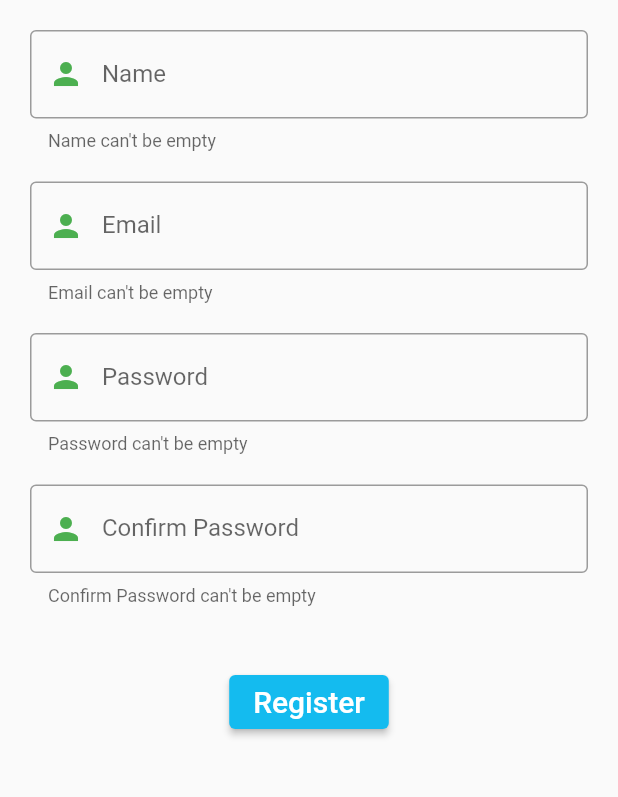
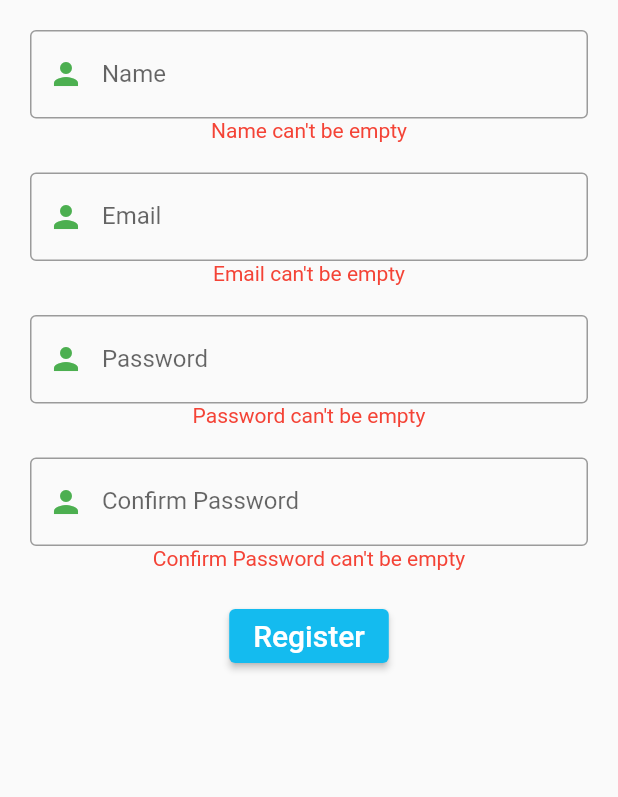
Before and after one commit to 986MukeshYadav/Flutter_DocuCare, a Flutter app: the screen it shows after launch, after a tap on "Register", on a phone screen of 412 x 824 dp, the part 354-1151 px from its top. Run offline on Flutter 3.47's test engine with Material 2 defaults, Android fonts, the phone set to English and light mode, and no system bars; our stand-ins replace cloud_firestore, firebase_auth, firebase_core, flutter_rating_bar, google_sign_in, image_picker and 2 more; missing offline and left inert: firebase_ui_oauth_google; accounts and stored records are empty.

Commit message:
validate in signup_page

```diff
--- a/lib/signup_page.dart
+++ b/lib/signup_page.dart
@@ -1,23 +1,18 @@
-
 import 'dart:io';
-
 import 'package:flutter/material.dart';
 import 'package:image_picker/image_picker.dart';
 import 'dart:developer';
-
 import 'package:firebase_auth/firebase_auth.dart';
 
 
-
 class Page5 extends StatefulWidget {
-  const Page5({super.key}) ;
+  const Page5({super.key});
 
   @override
   State<Page5> createState() => _Page5State();
 }
 
 class _Page5State extends State<Page5> {
-
   PickedFile? imageFile;
   final ImagePicker _picker = ImagePicker();
 
@@ -26,37 +21,42 @@ final ImagePicker _picker = ImagePicker();
   TextEditingController pwdController = TextEditingController();
   TextEditingController cpwdController = TextEditingController();
 
+  String? nameError;
+  String? emailError;
+  String? pwdError;
+  String? cpwdError;
 
   void createFunction() async {
-    String Name = nameController.text.trim();
-    String Email = emailController.text.trim();
-    String Password = pwdController.text.trim();
-    String ConformPassword = cpwdController.text.trim();
+    String name = nameController.text.trim();
+    String email = emailController.text.trim();
+    String password = pwdController.text.trim();
+    String confirmPassword = cpwdController.text.trim();
 
+    setState(() {
+      nameError = name.isEmpty ? "Name can't be empty" : null;
+      emailError = email.isEmpty ? "Email can't be empty" : null;
+      pwdError = password.isEmpty ? "Password can't be empty" : null;
+      cpwdError = confirmPassword.isEmpty ? "Confirm Password can't be empty" : null;
+    });
 
-    if (Name==""|| Email == "" || Password == "" || ConformPassword=="") {
+    if (nameError != null || emailError != null || pwdError != null || cpwdError != null) {
       log("Please fill all the details");
-    }
-    else if(Password != ConformPassword){
-      log("Password donot match");
-    }
-    else {
-      try{
-
-      UserCredential userCredential =
-      await FirebaseAuth.instance.createUserWithEmailAndPassword(
-      email: Email, password: Password);
-      if(userCredential.user !=null){
+    } else if (password != confirmPassword) {
+      log("Passwords do not match");
+    } else {
+      try {
+        UserCredential userCredential = await FirebaseAuth.instance.createUserWithEmailAndPassword(
+          email: email,
+          password: password,
+        );
+        if (userCredential.user != null) {
           Navigator.pop(context);
         }
-      }on FirebaseAuthException catch(ex){
-
+      } on FirebaseAuthException catch (ex) {
         log(ex.code.toString());
       }
-
     }
   }
-
 
   @override
   Widget build(BuildContext context) {
@@ -70,35 +70,169 @@ final ImagePicker _picker = ImagePicker();
               backgroundColor: Color(0xFF14BBEF),
               leading: IconButton(
                 icon: Icon(Icons.arrow_back),
-          onPressed: () {
-           },
+                onPressed: () {},
               ),
             ),
             Padding(
               padding: const EdgeInsets.symmetric(horizontal: 20, vertical: 20),
               child: Column(
                 children: <Widget>[
-                  imageProfile(context),
+                  Center(
+                    child: Stack(
+                      children: <Widget>[
+                        CircleAvatar(
+                          radius: 80.0,
+                          backgroundImage: imageFile == null ? AssetImage("assets/logo.png") : FileImage(File(imageFile!.path)) as ImageProvider,
+                        ),
+                        Positioned(
+                          bottom: 20.0,
+                          right: 20.0,
+                          child: InkWell(
+                            onTap: () {
+                              void _showSearch() {
+                                showModalBottomSheet(
+                                  context: context,
+                                  builder: ((Builder) => bottomSheet()),
+                                );
+                              }
+
+                              _showSearch();
+                            },
+                            child: Icon(
+                              Icons.camera_alt,
+                              color: Colors.teal,
+                              size: 28.0,
+                            ),
+                          ),
+                        ),
+                      ],
+                    ),
+                  ),
                   SizedBox(
                     height: 20,
                   ),
-                  nameTextField(),
+                  TextFormField(
+                    controller: nameController,
+                    decoration: InputDecoration(
+                      border: OutlineInputBorder(
+                        borderSide: BorderSide(
+                          color: Colors.teal,
+                        ),
+                      ),
+                      focusedBorder: OutlineInputBorder(
+                        borderSide: BorderSide(
+                          color: Colors.orange,
+                          width: 2,
+                        ),
+                      ),
+                      prefixIcon: Icon(
+                        Icons.person,
+                        color: Colors.green,
+                      ),
+                      labelText: "Name",
+
+                      hintText: "Name",
+                    ),
+                  ),
+                  if (nameError != null)
+                    Text(
+                      nameError!,
+                      style: TextStyle(color: Colors.red),
+                    ),
                   SizedBox(
                     height: 20,
                   ),
-                  emailTextField(),
+                  TextFormField(
+                    controller: emailController,
+                    decoration: InputDecoration(
+                      border: OutlineInputBorder(
+                        borderSide: BorderSide(
+                          color: Colors.teal,
+                        ),
+                      ),
+                      focusedBorder: OutlineInputBorder(
+                        borderSide: BorderSide(
+                          color: Colors.orange,
+                          width: 2,
+                        ),
+                      ),
+                      prefixIcon: Icon(
+                        Icons.person,
+                        color: Colors.green,
+                      ),
+                      labelText: "Email",
+
+                      hintText: "Email",
+                    ),
+                  ),
+                  if (emailError != null)
+                    Text(
+                      emailError!,
+                      style: TextStyle(color: Colors.red),
+                    ),
                   SizedBox(
                     height: 20,
                   ),
-                  passwordTextField(),
+                  TextFormField(
+                    controller: pwdController,
+                    obscureText: true,
+                    decoration: InputDecoration(
+                      border: OutlineInputBorder(
+                        borderSide: BorderSide(
+                          color: Colors.teal,
+                        ),
+                      ),
+                      focusedBorder: OutlineInputBorder(
+                        borderSide: BorderSide(
+                          color: Colors.orange,
+                          width: 2,
+                        ),
+                      ),
+                      prefixIcon: Icon(
+                        Icons.person,
+                        color: Colors.green,
+                      ),
+                      labelText: "Password",
+
+                      hintText: "Password",
+                    ),
+                  ),
+                  if (pwdError != null)
+                    Text(
+                      pwdError!,
+                      style: TextStyle(color: Colors.red),
+                    ),
                   SizedBox(
                     height: 20,
                   ),
-                  confirmpasswordTextField(),
-                  SizedBox(
-                    height: 20,
+                  TextFormField(
+                    controller: cpwdController,
+                    obscureText: true,
+                    decoration: InputDecoration(
+                      border: OutlineInputBorder(
+                        borderSide: BorderSide(
+                          color: Colors.teal,
                         ),
-
+                      ),
+                      focusedBorder: OutlineInputBorder(
+                        borderSide: BorderSide(
+                          color: Colors.orange,
+                          width: 2,
+                        ),
+                      ),
+                      prefixIcon: Icon(
+                        Icons.person,
+                        color: Colors.green,
+                      ),
+                      labelText: "Confirm Password",
+                      hintText: "Confirm Password",
+                    ),
+                  ),
+                  if (cpwdError != null)
+                    Text(
+                      cpwdError!,
+                      style: TextStyle(color: Colors.red),
+                    ),
                   SizedBox(
                     height: 20,
                   ),
@@ -108,9 +242,11 @@ final ImagePicker _picker = ImagePicker();
                     },
                     style: ElevatedButton.styleFrom(
                       primary: Color(0xFF14BBEF),
-
                     ),
-                    child: Text('Register',style: TextStyle(  color:  Colors.white, fontSize: 20.0,)),
+                    child: Text(
+                      'Register',
+                      style: TextStyle(color: Colors.white, fontSize: 20.0),
+                    ),
                   ),
                 ],
               ),
@@ -121,51 +257,15 @@ final ImagePicker _picker = ImagePicker();
     );
   }
 
-  Widget imageProfile(BuildContext context){
-        return Center(
-          child: Stack(
-            children: <Widget> [
-              CircleAvatar(
-                radius: 80.0,
-                backgroundImage: imageFile == null ? AssetImage("assets/logo.png"):FileImage(File(imageFile!.path)) as ImageProvider,
-              ),
-              Positioned(
-                bottom:20.0,
-                right: 20.0,
-                child:InkWell(
-                  onTap:(){
-                      void _showSearch() {
-                  showModalBottomSheet(
-                    context: context,
-                    builder: ((Builder) => bottomSheet()),
-                  );
-                }
-
-                _showSearch();
-                  },
-
-                  child:Icon(
-                  Icons.camera_alt,
-                  color:Colors.teal,
-                  size: 28.0,
-                  ),
-                ),
-              ),
-            ],
-          ),
-        );
-  }
-
-  Widget bottomSheet(){
+  Widget bottomSheet() {
     return Container(
       height: 100.0,
-      //width: MediaQuery.of(context).size.width,
-      margin:EdgeInsets.symmetric(
-        horizontal:20,
+      margin: EdgeInsets.symmetric(
+        horizontal: 20,
         vertical: 20,
       ),
       child: Column(
-      children:<Widget>[
+        children: <Widget>[
           Text(
             "Choose Profile photo",
             style: TextStyle(
@@ -175,30 +275,27 @@ final ImagePicker _picker = ImagePicker();
           SizedBox(
             height: 20,
           ),
-
           Row(
             mainAxisAlignment: MainAxisAlignment.center,
-          children:<Widget> [
+            children: <Widget>[
               TextButton.icon(
-            icon:Icon(Icons.camera),
-            onPressed:(){
+                icon: Icon(Icons.camera),
+                onPressed: () {
                   takePhoto(ImageSource.camera);
                 },
-            label:Text("Camera"),
+                label: Text("Camera"),
               ),
               TextButton.icon(
-            icon:Icon(Icons.camera),
-            onPressed:(){
+                icon: Icon(Icons.camera),
+                onPressed: () {
                   takePhoto(ImageSource.gallery);
                 },
-            label:Text("Gallery"),
+                label: Text("Gallery"),
               ),
-
             ],
           ),
         ],
       ),
-
     );
   }
 
@@ -218,110 +315,4 @@ final ImagePicker _picker = ImagePicker();
       print("Error picking image: $e");
     }
   }
-
- Widget  nameTextField(){
-        return TextFormField(
-          controller: nameController,
-          decoration:InputDecoration(
-            border: OutlineInputBorder(
-              borderSide: BorderSide(
-                color: Colors.teal,
-              ),
-            ),
-            focusedBorder:OutlineInputBorder(
-              borderSide: BorderSide(
-                color:Colors.orange,
-                width: 2,
-              ),
-            ),
-            prefixIcon: Icon(
-              Icons.person,
-              color:Colors.green,
-            ),
-            labelText:  "Name",
-            helperText: "Name can't be empty",
-            hintText: "Name",
-          ),
-        );
 }
-
- Widget emailTextField(){
-        return TextFormField(
-          controller: emailController,
-          decoration:InputDecoration(
-            border: OutlineInputBorder(
-              borderSide: BorderSide(
-                color: Colors.teal,
-              ),
-            ),
-            focusedBorder:OutlineInputBorder(
-              borderSide: BorderSide(
-                color:Colors.orange,
-                width: 2,
-              ),
-            ),
-            prefixIcon: Icon(
-              Icons.person,
-              color:Colors.green,
-            ),
-            labelText:  "Email",
-            helperText: "Email can't be empty",
-            hintText: "Email",
-          ),
-        );
-  }
-
-   Widget passwordTextField(){
-        return TextFormField(
-          controller: pwdController,
-           obscureText: true,
-          decoration:InputDecoration(
-            border: OutlineInputBorder(
-              borderSide: BorderSide(
-                color: Colors.teal,
-              ),
-            ),
-            focusedBorder:OutlineInputBorder(
-              borderSide: BorderSide(
-                color:Colors.orange,
-                width: 2,
-              ),
-            ),
-            prefixIcon: Icon(
-              Icons.person,
-              color:Colors.green,
-            ),
-            labelText:  "Password",
-            helperText: "Password can't be empty",
-            hintText: "Password",
-          ),
-        );
-  }
-
-   Widget confirmpasswordTextField(){
-        return TextFormField(
-          controller: cpwdController,
-           obscureText: true,
-          decoration:InputDecoration(
-            border: OutlineInputBorder(
-              borderSide: BorderSide(
-                color: Colors.teal,
-              ),
-            ),
-            focusedBorder:OutlineInputBorder(
-              borderSide: BorderSide(
-                color:Colors.orange,
-                width: 2,
-              ),
-            ),
-            prefixIcon: Icon(
-              Icons.person,
-              color:Colors.green,
-            ),
-            labelText:  "Confirm Password",
-            helperText: "Confirm Password can't be empty",
-            hintText: "Confirm Password",
-          ),
-        );
-  }
-}
```
Lines whose indentation alone changed are shown as unchanged.
